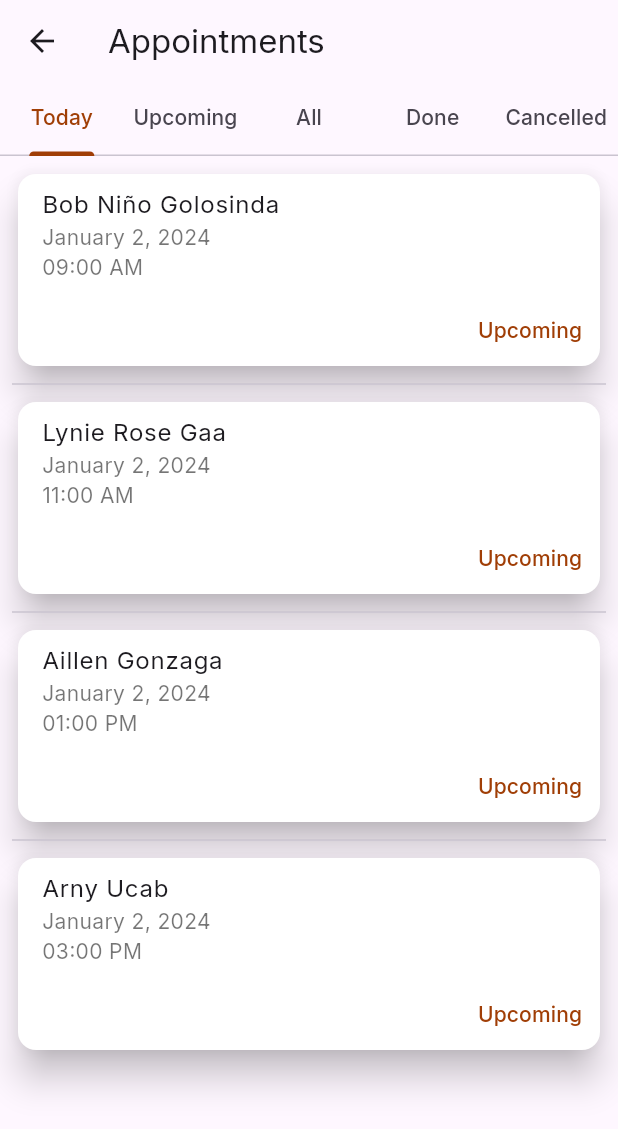
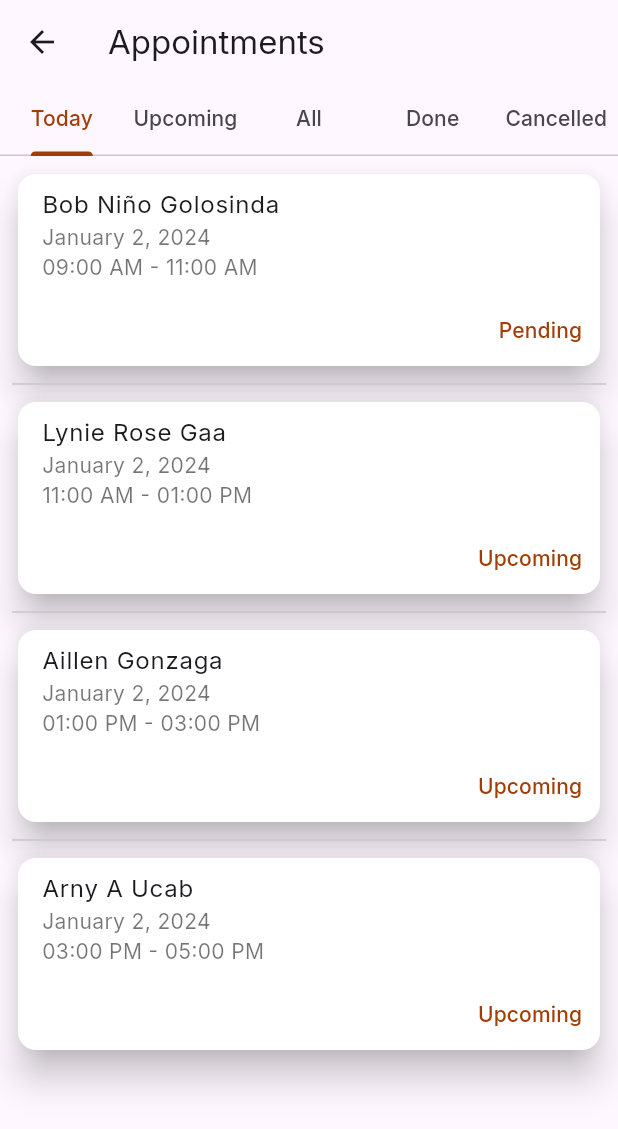
Before and after one commit to Pamfurred-Service-Provider/pamfurred_service_provider, a Flutter app: the AppointmentsScreen screen opened directly, on a phone screen of 412 x 824 dp. Shown: the top 1129 px of the screen. Run offline on Flutter 3.47's test engine with Material 3 defaults, Android fonts, the phone set to English and light mode, and no system bars; our stand-ins replace email_validator, google_fonts, image_picker, intl_phone_field, salomon_bottom_bar, table_calendar.

Commit message:
appointment_details and appointment screen - done

```diff
--- a/lib/screens/appointments.dart
+++ b/lib/screens/appointments.dart
@@ -1,4 +1,5 @@
 import 'package:flutter/material.dart';
+import 'package:service_provider/screens/appointment_details.dart';
 
 class AppointmentsScreen extends StatefulWidget {
   const AppointmentsScreen({super.key});
@@ -8,6 +9,51 @@ class AppointmentsScreen extends StatefulWidget {
 }
 
 class AppointmentsScreenState extends State<AppointmentsScreen> {
+  final List<Map<String, dynamic>> todayAppointments = [
+    {
+      'id': '1445547gg5fg1',
+      'date': 'January 2, 2024',
+      'name': 'Bob Niño Golosinda',
+      'time': '09:00 AM - 11:00 AM',
+      'status': 'Pending',
+      'phone': '09945876258',
+      'category': 'Dog',
+      'type': 'Pet Salon',
+      'total': '350.00',
+      'services': [
+        {'service': 'Nail Clipping', 'price': '100.00'},
+        {'service': 'Haircut', 'price': '250.00'},
+      ],
+    },
+    {
+      'id': '1445547gg5fg1',
+      'name': 'Lynie Rose Gaa',
+      'date': 'January 2, 2024',
+      'time': '11:00 AM - 01:00 PM',
+      'status': 'Upcoming',
+      'phone': '09945876258',
+      'category': 'Dog',
+      'type': 'Pet Salon',
+      'total': '350.00',
+      'services': [
+        {'service': 'Nail Clipping', 'price': '100.00'},
+        {'service': 'Haircut', 'price': '250.00'},
+      ],
+    },
+    {
+      'name': 'Aillen Gonzaga',
+      'date': 'January 2, 2024',
+      'time': '01:00 PM - 03:00 PM',
+      'status': 'Upcoming',
+    },
+    {
+      'name': 'Arny A Ucab',
+      'date': 'January 2, 2024',
+      'time': '03:00 PM - 05:00 PM',
+      'status': 'Upcoming',
+    },
+  ];
+
   @override
   Widget build(BuildContext context) {
     return DefaultTabController(
@@ -25,81 +71,61 @@ class AppointmentsScreenState extends State<AppointmentsScreen> {
             isScrollable: false,
             labelPadding: EdgeInsets.symmetric(horizontal: 5.0),
             tabs: [
-              Padding(
-                padding: EdgeInsets.all(1.0),
-                child: Tab(text: 'Today'),
-              ),
-              Padding(
-                padding: EdgeInsets.all(1.0),
-                child: Tab(text: 'Upcoming'),
-              ),
-              Padding(
-                padding: EdgeInsets.all(1.0),
-                child: Tab(text: 'All'),
-              ),
-              Padding(
-                padding: EdgeInsets.all(1.0),
-                child: Tab(text: 'Done'),
-              ),
-              Padding(
-                padding: EdgeInsets.all(1.0),
-                child: Tab(text: 'Cancelled'),
-              ),
+              Tab(text: 'Today'),
+              Tab(text: 'Upcoming'),
+              Tab(text: 'All'),
+              Tab(text: 'Done'),
+              Tab(text: 'Cancelled'),
             ],
           ),
         ),
         body: TabBarView(
-          children: [
-            _buildCallLogTab(),
-            _buildCallLogTab(),
-            _buildCallLogTab(),
-            _buildCallLogTab(),
-            _buildCallLogTab(),
-          ],
+          children: List.generate(5, (_) => _buildAppointmentsTab()),
         ),
       ),
     );
   }
 
-  Widget _buildCallLogTab() {
-    final List<String> Name = [
-      'Bob Niño Golosinda',
-      'Lynie Rose Gaa',
-      'Aillen Gonzaga',
-      'Arny Ucab'
-    ];
-    final List<String> Date = [
-      "January 2, 2024",
-      "January 2, 2024",
-      "January 2, 2024",
-      "January 2, 2024"
-    ];
-    final List<String> Time = ["09:00 AM", "11:00 AM", "01:00 PM", "03:00 PM"];
-
+  Widget _buildAppointmentsTab() {
     return ListView.separated(
       padding: const EdgeInsets.all(8),
-      itemCount: Name.length,
-      itemBuilder: (BuildContext context, int index) {
-        return Card(
+      itemCount: todayAppointments.length,
+      itemBuilder: (context, index) {
+        return buildAppointmentCard(todayAppointments[index]);
+      },
+      separatorBuilder: (context, index) => const Divider(),
+    );
+  }
+
+  Widget buildAppointmentCard(Map<String, dynamic> appointment) {
+    return GestureDetector(
+      onTap: () {
+        Navigator.push(
+          context,
+          MaterialPageRoute(
+            builder: (context) => AppointmentDetailScreen(
+              appointment: appointment,
+            ),
+          ),
+        );
+      },
+      child: Card(
         color: Colors.white,
-          borderOnForeground: true,
         elevation: 10,
         child: Column(
           mainAxisSize: MainAxisSize.min,
           children: <Widget>[
             ListTile(
-                title: Text(
-                  "${Name[index]}",
-                ),
+              title: Text(appointment['name']),
               subtitle: Column(
                 crossAxisAlignment: CrossAxisAlignment.start,
                 children: <Widget>[
                   Text(
-                      Date[index],
+                    appointment['date'],
                     style: const TextStyle(color: Colors.black54),
                   ),
                   Text(
-                      Time[index],
+                    appointment['time'],
                     style: const TextStyle(color: Colors.black54),
                   ),
                 ],
@@ -109,16 +135,14 @@ class AppointmentsScreenState extends State<AppointmentsScreen> {
               mainAxisAlignment: MainAxisAlignment.end,
               children: <Widget>[
                 TextButton(
-                    child: const Text('Upcoming'),
+                  child: Text(appointment['status']),
                   onPressed: () {},
                 ),
               ],
             ),
           ],
         ),
-        );
-      },
-      separatorBuilder: (BuildContext context, int index) => const Divider(),
+      ),
     );
   }
 }
```
Also changed, not shown: lib/screens/appointment_details.dart (+157 -132 lines). Lines whose indentation alone changed are shown as unchanged.
